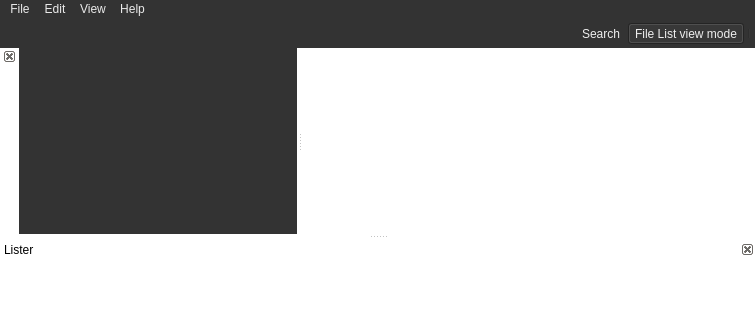
Old version of the form FileExplorer/mainwindow.ui in the repository xytraguptor/evalintroprog; both pictures show x 0 to 755 and y 0 to 320 of the 755 by 495 pixel window.
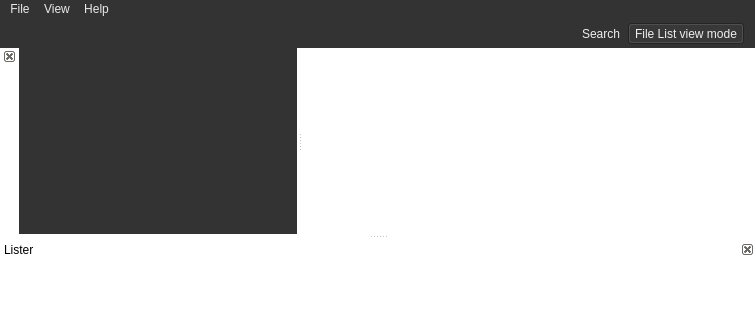
New version of the form. Icons and pictures are not drawn.

Commit message: Styled the Main and Context menus and added Exit menu action

Diff of the .ui file:
```diff
--- a/FileExplorer/mainwindow.ui
+++ b/FileExplorer/mainwindow.ui
@@ -94,11 +94,6 @@
     </property>
     <addaction name="actionAbout"/>
    </widget>
-   <widget class="QMenu" name="menuEdit">
-    <property name="title">
-     <string>Edit</string>
-    </property>
-   </widget>
    <widget class="QMenu" name="menuView">
     <property name="title">
      <string>View</string>
@@ -107,7 +102,6 @@
     <addaction name="actionLister"/>
    </widget>
    <addaction name="menuFile"/>
-   <addaction name="menuEdit"/>
    <addaction name="menuView"/>
    <addaction name="menuHelp"/>
   </widget>
```
Left out of the diff: 10 changed lines with no effect on the pictures. The commit also changes 3 other files.
